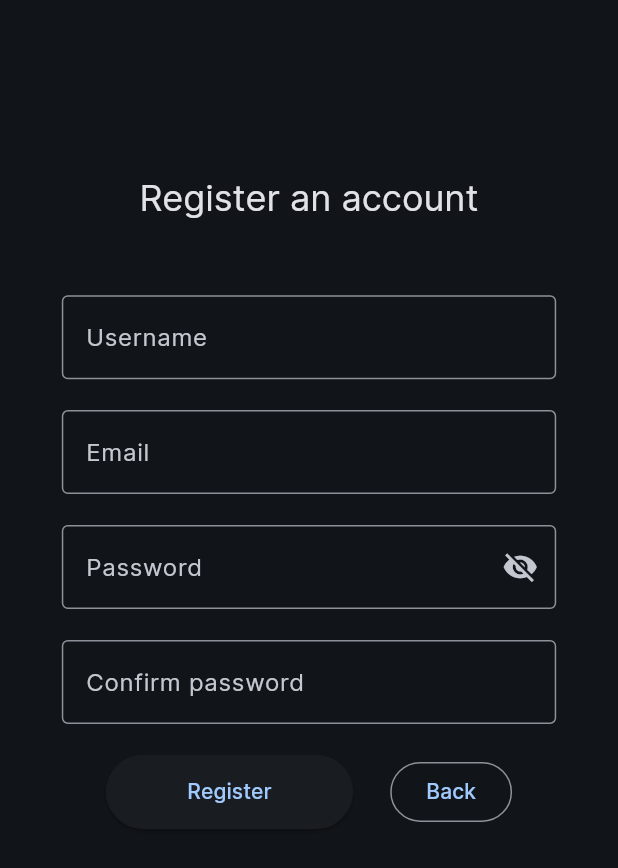
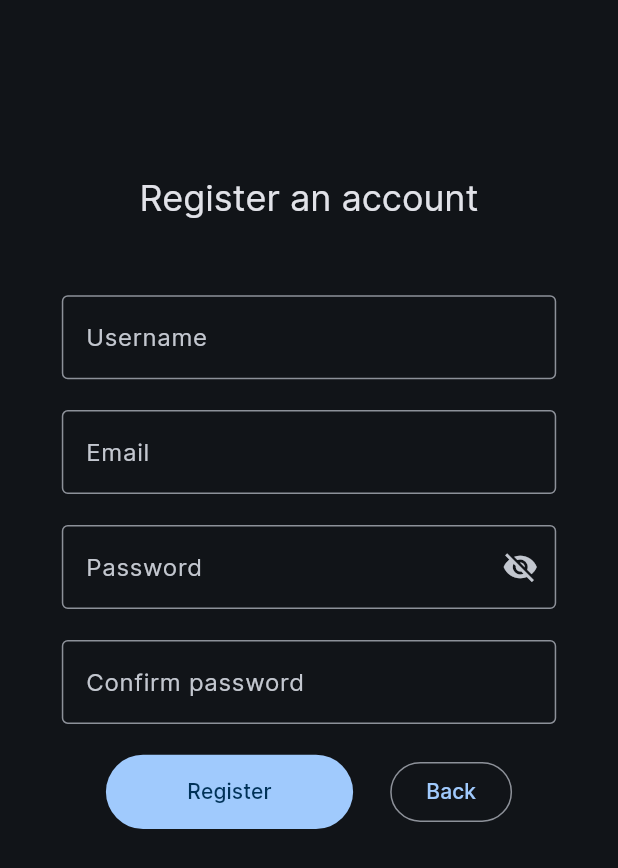
Before and after one commit to AdivonSlav/wordsmith-clients, a Flutter app: the RegistrationScreenWidget screen opened directly, on a phone screen of 412 x 824 dp. Shown: the top 868 px of the screen. Run offline on Flutter 3.47's test engine with Material 3 defaults, Android fonts, the phone set to English and light mode, and no system bars; our stand-ins replace flutter_secure_storage; missing offline and left inert: file_selector, window_manager; accounts and stored records are empty; generated files the repository leaves out were written again.

Commit message:
change login and registration completion buttons to filled

```diff
--- a/wordsmith_mobile/lib/screens/login_screen.dart
+++ b/wordsmith_mobile/lib/screens/login_screen.dart
@@ -127,7 +127,7 @@ class LoginScreenWidgetState extends State<LoginScreenWidget> {
                       SizedBox(
                         width: SizeConfig.safeBlockHorizontal * 40.0,
                         height: SizeConfig.safeBlockVertical * 6.0,
-                        child: ElevatedButton(
+                        child: FilledButton(
                           onPressed: () async {
                             if (_formKey.currentState!.validate() &&
                                 !_loginInProgress) {
--- a/wordsmith_mobile/lib/screens/registration_screen.dart
+++ b/wordsmith_mobile/lib/screens/registration_screen.dart
@@ -179,7 +179,7 @@ class RegistrationScreenWidgetState extends State<RegistrationScreenWidget> {
                           SizedBox(
                             width: SizeConfig.safeBlockHorizontal * 40.0,
                             height: SizeConfig.safeBlockVertical * 6.0,
-                            child: ElevatedButton(
+                            child: FilledButton(
                               onPressed: () async {
                                 _logger.info("Registration in progress...");
 
```
